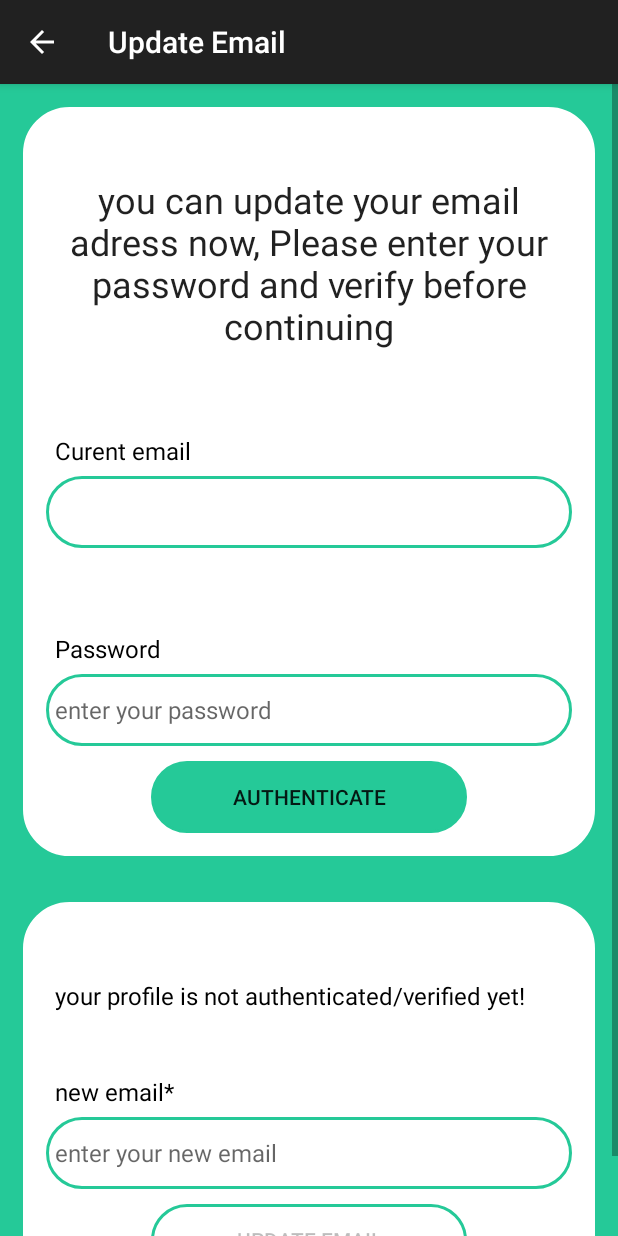
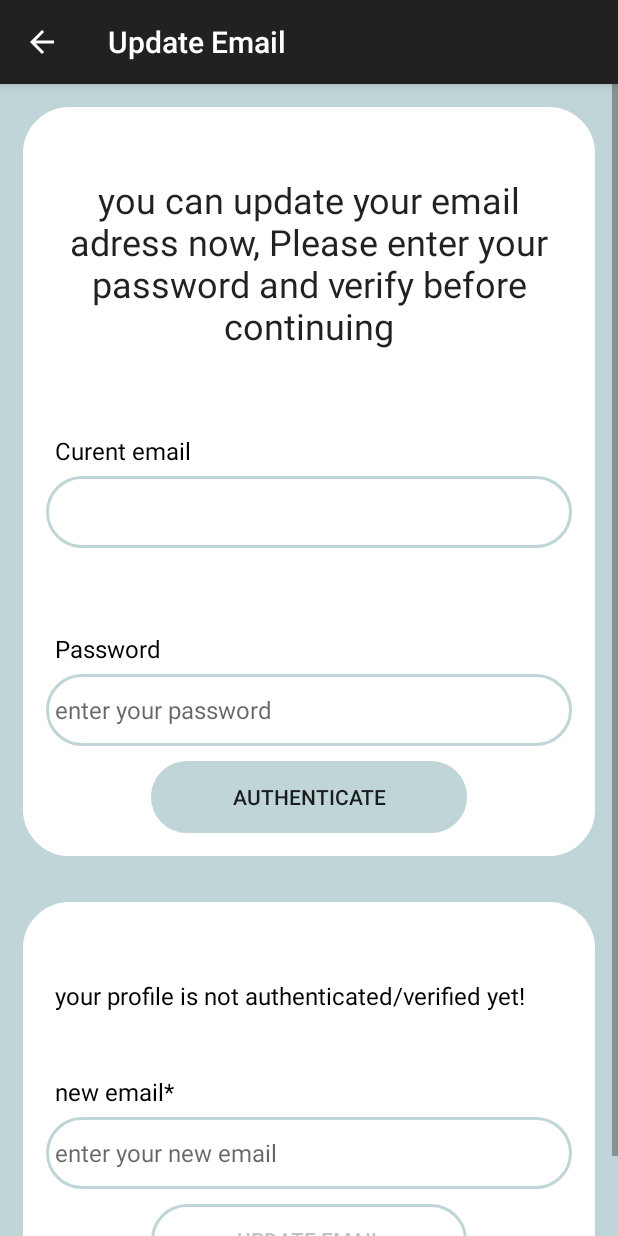
Before and after one commit to khadijaMadane/nutfit, an Android app: the changeEmail screen opened directly, with no data from a screen before it, on a phone screen of 412 x 824 dp. Run offline under Robolectric (Android 15) with nearby library versions, the phone set to English and light mode, and no system bars; our stand-ins replace Firebase (no records; nobody signed in at launch, a user with empty details on screens opened directly).

Commit message:
enregistrement8

```diff
--- a/app/src/main/java/com/example/nutfit/changeEmail.java
+++ b/app/src/main/java/com/example/nutfit/changeEmail.java
@@ -94,7 +94,7 @@ public class changeEmail extends AppCompatActivity {
                                 buttonVerifyUser.setEnabled(false);
                                 buttonUpdateEmail.setEnabled(true);
                                 //change color of update button
-                                buttonUpdateEmail.setBackgroundTintList(ContextCompat.getColorStateList(changeEmail.this,R.color.green));
+                                buttonUpdateEmail.setBackgroundTintList(ContextCompat.getColorStateList(changeEmail.this,R.color.vert));
                                 buttonUpdateEmail.setOnClickListener(new View.OnClickListener() {
                                     @Override
                                     public void onClick(View v) {
--- a/app/src/main/java/com/example/nutfit/changePasswrord.java
+++ b/app/src/main/java/com/example/nutfit/changePasswrord.java
@@ -93,7 +93,7 @@ public class changePasswrord extends AppCompatActivity {
                                 Toast.makeText(changePasswrord.this,"password has been verified"+"change your password now", Toast.LENGTH_LONG).show();
 
                                 //change color of update button
-                                buttonChangePwd.setBackgroundTintList(ContextCompat.getColorStateList(changePasswrord.this,R.color.green));
+                                buttonChangePwd.setBackgroundTintList(ContextCompat.getColorStateList(changePasswrord.this,R.color.vert));
                                 buttonChangePwd.setOnClickListener(new View.OnClickListener() {
                                     @Override
                                     public void onClick(View v) {
--- a/app/src/main/java/com/example/nutfit/deleteAccount.java
+++ b/app/src/main/java/com/example/nutfit/deleteAccount.java
@@ -95,7 +95,7 @@ public class deleteAccount extends AppCompatActivity {
                                 Toast.makeText(deleteAccount.this,"password has been verified"+"you can delete now your account,be careful,this action is irreversible", Toast.LENGTH_LONG).show();
 
                                 //change color of update button
-                                buttonDeleteUser.setBackgroundTintList(ContextCompat.getColorStateList(deleteAccount.this,R.color.green));
+                                buttonDeleteUser.setBackgroundTintList(ContextCompat.getColorStateList(deleteAccount.this,R.color.vert));
                                 buttonDeleteUser.setOnClickListener(new View.OnClickListener() {
                                     @Override
                                     public void onClick(View v) {
@@ -155,7 +155,7 @@ public class deleteAccount extends AppCompatActivity {
         alertDialog.setOnShowListener(new DialogInterface.OnShowListener() {
             @Override
             public void onShow(DialogInterface dialog) {
-                alertDialog.getButton(AlertDialog.BUTTON_POSITIVE).setTextColor(getResources().getColor(R.color.green));
+                alertDialog.getButton(AlertDialog.BUTTON_POSITIVE).setTextColor(getResources().getColor(R.color.vert));
             }
         });
 //Show the AlertDialog
--- a/app/src/main/java/com/example/nutfit/menuuPage.kt
+++ b/app/src/main/java/com/example/nutfit/menuuPage.kt
@@ -29,8 +29,8 @@ class menuuPage : AppCompatActivity() {
                 R.id.home, R.id.sitting, R.id.aide, R.id.recommencer, R.id.signout,R.id.enreg -> {
                     Toast.makeText(applicationContext, "Clicked ${menuItem.title}", Toast.LENGTH_SHORT).show()
                     menuItem.isChecked = true
-                    menuItem.icon?.setTintList(ColorStateList.valueOf(ContextCompat.getColor(applicationContext, R.color.green))) // Change to the desired green color
-                    navView.setBackgroundColor(ContextCompat.getColor(applicationContext, R.color.green)) // Change to the desired green color
+                    menuItem.icon?.setTintList(ColorStateList.valueOf(ContextCompat.getColor(applicationContext, R.color.vert))) // Change to the desired green color
+                    navView.setBackgroundColor(ContextCompat.getColor(applicationContext, R.color.vert)) // Change to the desired green color
                     true
                 }
                 else -> false
--- /dev/null
+++ b/app/src/main/res/drawable/round.xml
@@ -0,0 +1,11 @@
+<?xml version="1.0" encoding="utf-8"?>
+<shape xmlns:android="http://schemas.android.com/apk/res/android"
+    android:shape="rectangle">
+
+
+    <stroke
+        android:width="2dp"
+        android:color="@color/vert"/>
+    <corners
+        android:radius="30dp"/>
+</shape>
--- a/app/src/main/res/layout/activity_change_email.xml
+++ b/app/src/main/res/layout/activity_change_email.xml
@@ -4,7 +4,7 @@
     xmlns:tools="http://schemas.android.com/tools"
     android:layout_width="match_parent"
     android:layout_height="match_parent"
-    android:background="@color/green"
+    android:background="@color/vert"
     tools:context=".changeEmail">
     <RelativeLayout
         android:layout_width="match_parent"
@@ -18,7 +18,7 @@
             android:layout_marginTop="15dp"
             android:layout_marginEnd="15dp"
             android:layout_marginBottom="15dp"
-            android:background="@drawable/custo_editext"
+            android:background="@drawable/round"
             android:backgroundTint="@color/white"
             android:padding="15dp">
 
@@ -49,7 +49,7 @@
                 android:layout_width="match_parent"
                 android:layout_height="wrap_content"
                 android:layout_below="@id/textView_update_email"
-                android:background="@drawable/custo_editext"
+                android:background="@drawable/round"
 
                 android:padding="6dp"
                 android:textColor="@color/black"
@@ -75,7 +75,7 @@
                 android:layout_width="match_parent"
                 android:layout_height="wrap_content"
                 android:layout_below="@id/textView_update_email_verify_password"
-                android:background="@drawable/custo_editext"
+                android:background="@drawable/round"
                 android:hint="enter your password"
                 android:inputType="textPassword"
                 android:minHeight="48dp"
@@ -93,8 +93,8 @@
                 android:layout_marginTop="10dp"
                 android:layout_marginRight="70dp"
                 android:text="authenticate"
-                android:background="@drawable/custo_editext"
-                android:backgroundTint="@color/green"
+                android:background="@drawable/round"
+                android:backgroundTint="@color/vert"
 
 
                 />
@@ -118,7 +118,7 @@
             android:layout_marginTop="15dp"
             android:layout_marginEnd="15dp"
             android:layout_marginBottom="15dp"
-            android:background="@drawable/custo_editext"
+            android:background="@drawable/round"
             android:backgroundTint="@color/white"
             android:padding="15dp"
             android:layout_below="@id/RL_email">
@@ -152,7 +152,7 @@
                 android:layout_width="match_parent"
                 android:layout_height="wrap_content"
                 android:layout_below="@id/textView_update_email_new"
-                android:background="@drawable/custo_editext"
+                android:background="@drawable/round"
                 android:hint="enter your new email"
                 android:inputType="textEmailAddress"
                 android:minHeight="48dp"
@@ -170,7 +170,7 @@
                 android:layout_marginTop="10dp"
                 android:layout_marginRight="70dp"
                 android:text="update email"
-                android:background="@drawable/custo_editext"
+                android:background="@drawable/round"
 
                 />
         </RelativeLayout>
--- a/app/src/main/res/values-night/themes.xml
+++ b/app/src/main/res/values-night/themes.xml
@@ -2,12 +2,12 @@
     <!-- Base application theme. -->
     <style name="Theme.NutFit" parent="Theme.AppCompat.Light.NoActionBar">
         <!-- Primary brand color. -->
-        <item name="colorPrimary">@color/green</item>
-        <item name="colorPrimaryVariant">@color/green</item>
+        <item name="colorPrimary">@color/vertf</item>
+        <item name="colorPrimaryVariant">@color/vertf</item>
         <item name="colorOnPrimary">@color/black</item>
         <!-- Secondary brand color. -->
-        <item name="colorSecondary">@color/teal_200</item>
-        <item name="colorSecondaryVariant">@color/teal_200</item>
+        <item name="colorSecondary">@color/vertf</item>
+        <item name="colorSecondaryVariant">@color/vertf</item>
         <item name="colorOnSecondary">@color/black</item>
         <!-- Status bar color. -->
         <item name="android:statusBarColor">@color/black</item>
--- a/app/src/main/res/values/colors.xml
+++ b/app/src/main/res/values/colors.xml
@@ -1,6 +1,9 @@
 <?xml version="1.0" encoding="utf-8"?>
-<resources>
+<resources xmlns:tools="http://schemas.android.com/tools">
     <color name="green">#25c998</color>
+    <color name="vert">#BFD5D7</color>
+    <color name="vertf" tools:ignore="DuplicateDefinition">#6B8E8F
+    </color>
     <color name="blue">#071441</color>
     <color name="purple_200">#FFBB86FC</color>
     <color name="purple_500">#FF6200EE</color>
--- a/app/src/main/res/values/themes.xml
+++ b/app/src/main/res/values/themes.xml
@@ -2,12 +2,12 @@
     <!-- Base application theme. -->
     <style name="Theme.NutFit" parent="Theme.AppCompat.Light.NoActionBar">
         <!-- Primary brand color. -->
-        <item name="colorPrimary">@color/green</item>
-        <item name="colorPrimaryVariant">@color/green</item>
+        <item name="colorPrimary">@color/vertf</item>
+        <item name="colorPrimaryVariant">@color/vertf</item>
         <item name="colorOnPrimary">@color/white</item>
         <!-- Secondary brand color. -->
-        <item name="colorSecondary">@color/teal_200</item>
-        <item name="colorSecondaryVariant">@color/teal_700</item>
+        <item name="colorSecondary">@color/vertf</item>
+        <item name="colorSecondaryVariant">@color/vertf</item>
         <item name="colorOnSecondary">@color/black</item>
         <!-- Status bar color. -->
         <item name="android:statusBarColor">@color/black</item>
```
Also changed, not shown: app/src/main/res/layout/activity_change_passwrord.xml (+9 -9 lines), app/src/main/res/layout/activity_delete_account.xml (+6 -6 lines).
